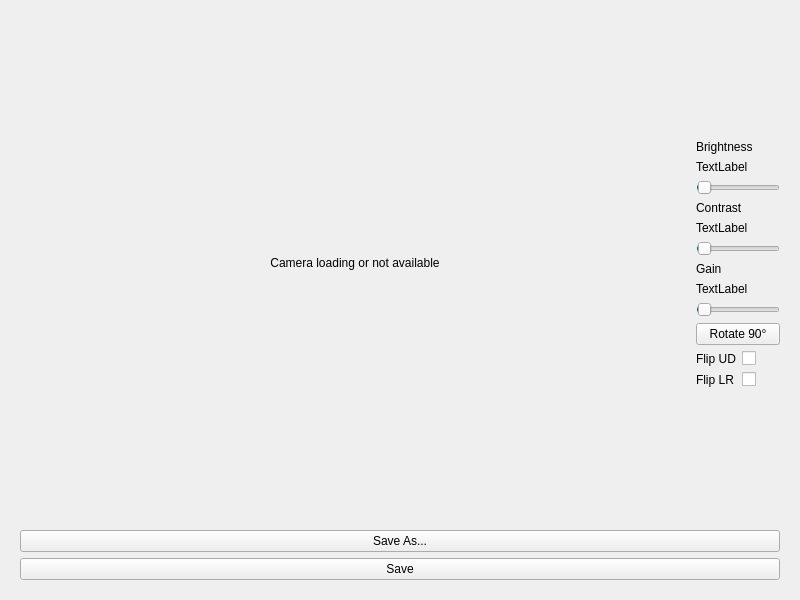
This is camera/camera_gui.ui in constructor-s/pyqt_webcam as Qt 5 draws it before an edit. The edited form follows.
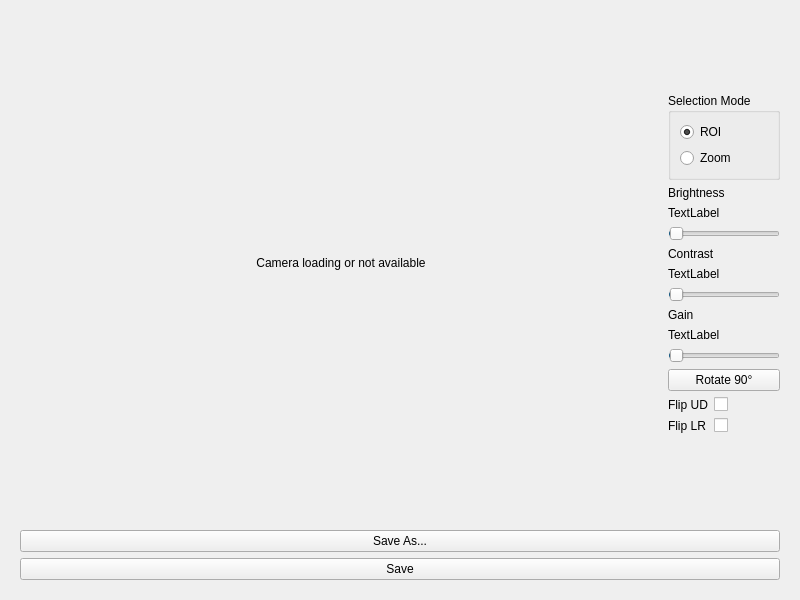
This is the edited form.

Commit message: Implement zoom in

```diff
--- a/camera/camera_gui.ui
+++ b/camera/camera_gui.ui
@@ -94,6 +94,32 @@
               </property>
              </spacer>
             </item>
+            <item>
+             <widget class="QGroupBox" name="groupBox">
+              <property name="title">
+               <string>Selection Mode</string>
+              </property>
+              <layout class="QVBoxLayout" name="verticalLayout_2">
+               <item>
+                <widget class="QRadioButton" name="roiButton">
+                 <property name="text">
+                  <string>ROI</string>
+                 </property>
+                 <property name="checked">
+                  <bool>true</bool>
+                 </property>
+                </widget>
+               </item>
+               <item>
+                <widget class="QRadioButton" name="zoomButton">
+                 <property name="text">
+                  <string>Zoom</string>
+                 </property>
+                </widget>
+               </item>
+              </layout>
+             </widget>
+            </item>
             <item>
              <widget class="QLabel" name="label_2">
               <property name="text">
```
The commit also changes 2 other files.
